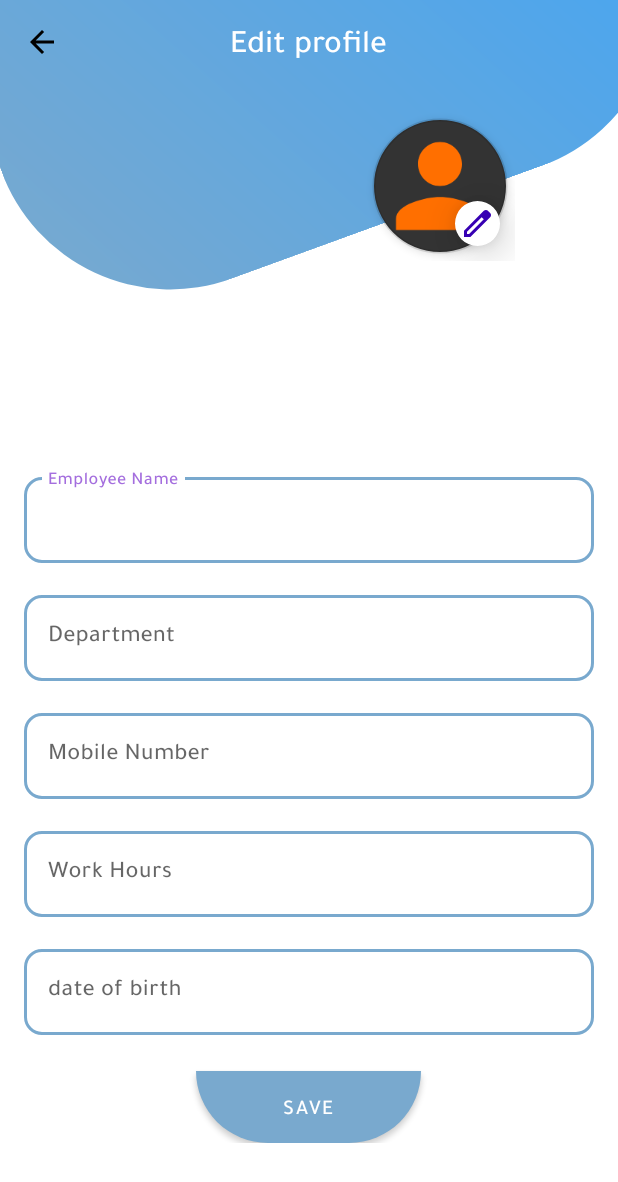
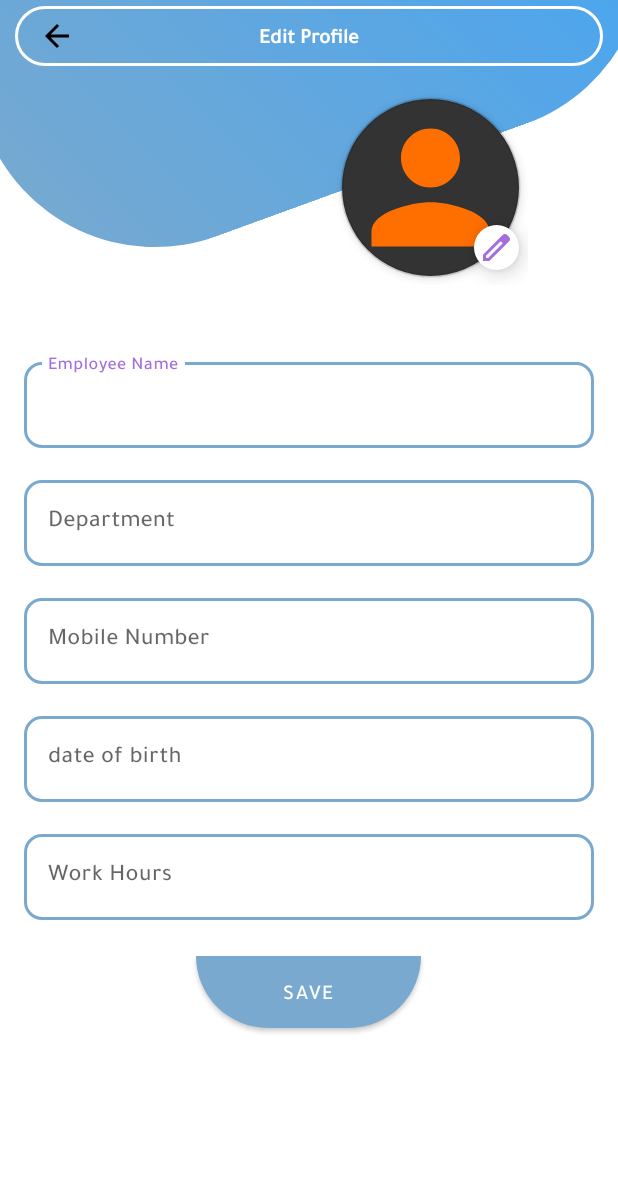
Before and after one commit to deadway20/Connect, an Android app: the EditProfileActivity screen opened directly, with no data from a screen before it, on a phone screen of 412 x 824 dp. Shown: the top 1182 px of the screen. Run offline under Robolectric (Android 15) with nearby library versions, the phone set to English and light mode, and no system bars; our stand-ins replace CircleImageView.

Commit message:
make new EditProfileActivity

```diff
--- a/app/src/main/java/com/coder_x/connect/ProfileActivity.kt
+++ b/app/src/main/java/com/coder_x/connect/ProfileActivity.kt
@@ -24,7 +24,6 @@ class ProfileActivity : AppCompatActivity() {
         super.onCreate(savedInstanceState)
         binding = ActivityProfileBinding.inflate(layoutInflater)
         setContentView(binding.root)
-
         prefsHelper = SharedPrefsHelper(this)
 
 
@@ -65,7 +64,6 @@ class ProfileActivity : AppCompatActivity() {
 
         binding.employeeName.text = prefsHelper.getEmpName()
         binding.profileId.text = prefsHelper.getEmpID().toString()
-        binding.departmentName.text = prefsHelper.getEmpDepartment()
 
         // التحقق من وضعية المفتاح عند تشغيل التطبيق
         val isDarkMode = prefsHelper.getTheme()
--- a/app/src/main/res/layout/activity_edit_profile.xml
+++ b/app/src/main/res/layout/activity_edit_profile.xml
@@ -5,7 +5,6 @@
     android:id="@+id/main"
     android:layout_width="match_parent"
     android:layout_height="match_parent"
-    android:fillViewport="true"
     android:layoutDirection="locale"
     android:fitsSystemWindows="true"
     tools:context=".ServerSettingActivity">
@@ -13,21 +12,22 @@
     <View
         android:id="@+id/view"
         android:layout_width="460dp"
-        android:layout_height="250dp"
+        android:layout_height="220dp"
         android:background="@drawable/header_profile"
         android:rotation="-20"
-        android:transformPivotX="-70dp"
+        android:transformPivotX="45dp"
         android:transformPivotY="80dp"
         app:layout_constraintEnd_toEndOf="parent"
-        app:layout_constraintHorizontal_bias="0.51"
         app:layout_constraintStart_toStartOf="parent"
         app:layout_constraintTop_toTopOf="parent" />
 
     <androidx.appcompat.widget.Toolbar
         android:id="@+id/toolbar"
         android:layout_width="match_parent"
-        android:layout_height="?attr/actionBarSize"
-        android:background="@android:color/transparent"
+        android:layout_height="40dp"
+        android:layout_marginHorizontal="10dp"
+        android:layout_marginTop="4dp"
+        android:background="@drawable/toolbar_fram"
         android:theme="@style/ThemeOverlay.AppCompat.ActionBar"
         app:layout_constraintEnd_toEndOf="parent"
         app:layout_constraintStart_toStartOf="parent"
@@ -39,27 +39,27 @@
             android:layout_width="wrap_content"
             android:layout_height="wrap_content"
             android:layout_gravity="center"
-            android:text="@string/profile"
+            android:text="@string/edit_profile"
+            android:autoSizeTextType="uniform"
+            android:textSize="14sp"
             android:textColor="@color/white"
-            android:textSize="22sp" />
+            android:textStyle="bold"
+            android:maxHeight="50dp" />
     </androidx.appcompat.widget.Toolbar>
 
     <androidx.constraintlayout.widget.ConstraintLayout
         android:id="@+id/imageContainer"
         android:layout_width="wrap_content"
         android:layout_height="wrap_content"
-        android:layout_marginTop="10dp"
-        android:layout_marginEnd="8dp"
+        android:layout_marginTop="60dp"
+        android:layout_marginEnd="60dp"
         app:layout_constraintEnd_toEndOf="parent"
-        app:layout_constraintHorizontal_bias="0.8"
-        app:layout_constraintStart_toStartOf="parent"
-        app:layout_constraintTop_toBottomOf="@+id/toolbar">
+        app:layout_constraintTop_toTopOf="parent">
 
         <com.google.android.material.imageview.ShapeableImageView
             android:id="@+id/employee_image"
-            android:layout_width="100dp"
-            android:layout_height="100dp"
-            android:layout_marginTop="8dp"
+            android:layout_width="130dp"
+            android:layout_height="130dp"
             android:background="@color/text_primary"
             android:contentDescription="employee_img"
             android:elevation="4dp"
@@ -67,7 +67,6 @@
             android:scaleType="centerCrop"
             android:src="@drawable/emp_img"
             app:layout_constraintEnd_toEndOf="parent"
-            app:layout_constraintStart_toStartOf="parent"
             app:layout_constraintTop_toTopOf="parent"
             app:shapeAppearanceOverlay="@style/CircleImageView"
             app:strokeWidth="2dp"
@@ -77,24 +76,22 @@
             android:id="@+id/edit_image"
             android:layout_width="30dp"
             android:layout_height="30dp"
-            android:layout_marginEnd="10dp"
+            android:layout_marginEnd="6dp"
             android:layout_marginBottom="10dp"
             android:background="@color/white"
-            android:elevation="8dp"
-
             android:scaleType="centerCrop"
             android:src="@drawable/ic_pen"
             android:translationZ="8dp"
             app:layout_constraintBottom_toBottomOf="@+id/employee_image"
             app:layout_constraintEnd_toEndOf="@+id/employee_image"
             app:shapeAppearanceOverlay="@style/CircleImageView"
-            app:tint="@color/purple_700" />
+            app:tint="@color/purple_500" />
     </androidx.constraintlayout.widget.ConstraintLayout>
 
     <ScrollView
+        android:fillViewport="true"
         android:layout_width="match_parent"
-        android:layout_height="wrap_content"
-        android:orientation="horizontal"
+        android:layout_height="0dp"
         app:layout_constraintBottom_toBottomOf="parent"
         app:layout_constraintEnd_toEndOf="parent"
         app:layout_constraintStart_toStartOf="parent"
@@ -171,27 +168,6 @@
             </com.google.android.material.textfield.TextInputLayout>
 
             <com.google.android.material.textfield.TextInputLayout
-                android:id="@+id/workHoursLayout"
-                style="@style/Widget.MaterialComponents.TextInputLayout.OutlinedBox"
-                android:layout_width="match_parent"
-                android:layout_height="wrap_content"
-                android:layout_marginTop="16dp"
-                android:hint="@string/work_hours"
-                app:boxCornerRadiusBottomEnd="12dp"
-                app:boxCornerRadiusBottomStart="12dp"
-                app:boxCornerRadiusTopEnd="12dp"
-                app:boxCornerRadiusTopStart="12dp"
-                app:boxStrokeColor="@color/outline_color"
-                app:boxStrokeWidth="2dp">
-
-                <com.google.android.material.textfield.TextInputEditText
-                    android:id="@+id/workHoursEditText"
-                    android:layout_width="match_parent"
-                    android:layout_height="wrap_content"
-                    android:inputType="number" />
-            </com.google.android.material.textfield.TextInputLayout>
-
-            <com.google.android.material.textfield.TextInputLayout
                 android:id="@+id/dateOfBirthLayout"
                 style="@style/Widget.MaterialComponents.TextInputLayout.OutlinedBox"
                 android:layout_width="match_parent"
@@ -213,6 +189,27 @@
                     app:boxStrokeColor="@color/purple_500" />
             </com.google.android.material.textfield.TextInputLayout>
 
+            <com.google.android.material.textfield.TextInputLayout
+                android:id="@+id/workHoursLayout"
+                style="@style/Widget.MaterialComponents.TextInputLayout.OutlinedBox"
+                android:layout_width="match_parent"
+                android:layout_height="wrap_content"
+                android:layout_marginTop="16dp"
+                android:hint="@string/work_hours"
+                app:boxCornerRadiusBottomEnd="12dp"
+                app:boxCornerRadiusBottomStart="12dp"
+                app:boxCornerRadiusTopEnd="12dp"
+                app:boxCornerRadiusTopStart="12dp"
+                app:boxStrokeColor="@color/outline_color"
+                app:boxStrokeWidth="2dp">
+
+                <com.google.android.material.textfield.TextInputEditText
+                    android:id="@+id/workHoursEditText"
+                    android:layout_width="match_parent"
+                    android:layout_height="wrap_content"
+                    android:inputType="number" />
+            </com.google.android.material.textfield.TextInputLayout>
+
             <Button
                 android:id="@+id/saveButton"
                 android:layout_width="150dp"
--- a/app/src/main/res/values/strings.xml
+++ b/app/src/main/res/values/strings.xml
@@ -65,7 +65,7 @@
     <string name="language">Language</string>
     <string name="date_of_birth">date of birth</string>
     <string name="email_address">email address</string>
-    <string name="profile">Edit profile</string>
+    <string name="profile">Profile</string>
     <string name="save">Save</string>
 
     <string-array name="language_array">
```
Also changed, not shown: app/src/main/res/layout/activity_profile.xml (+13 -20 lines), 1 other file.
